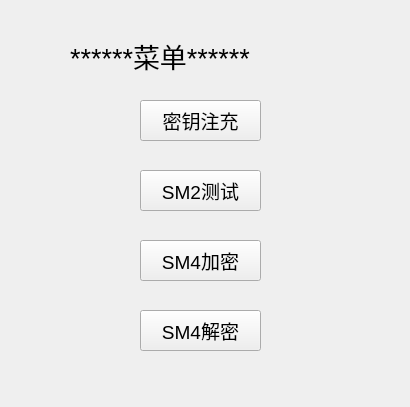
Qt form Menu.ui (xianmie/SM2-4-uppercomputer-UI) before a commit.
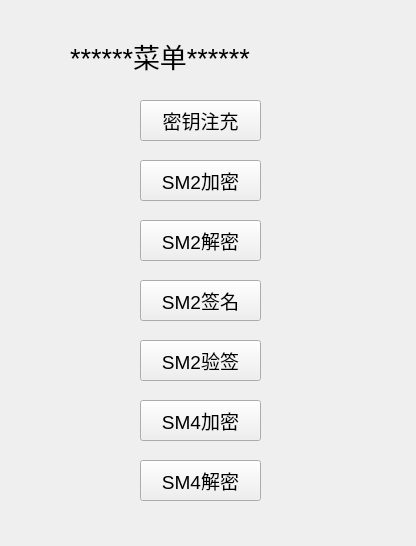
The same form after that commit.

Diff of the .ui file:
```diff
--- a/Menu.ui
+++ b/Menu.ui
@@ -6,8 +6,8 @@
    <rect>
     <x>0</x>
     <y>0</y>
-    <width>410</width>
-    <height>407</height>
+    <width>416</width>
+    <height>546</height>
    </rect>
   </property>
   <property name="windowTitle">
@@ -53,7 +53,7 @@
    <property name="geometry">
     <rect>
      <x>140</x>
-     <y>170</y>
+     <y>160</y>
      <width>121</width>
      <height>41</height>
     </rect>
@@ -64,14 +64,14 @@
     </font>
    </property>
    <property name="text">
-    <string>SM2测试</string>
+    <string>SM2加密</string>
    </property>
   </widget>
   <widget class="QPushButton" name="pushButton_SM4D">
    <property name="geometry">
     <rect>
      <x>140</x>
-     <y>310</y>
+     <y>460</y>
      <width>121</width>
      <height>41</height>
     </rect>
@@ -89,7 +89,7 @@
    <property name="geometry">
     <rect>
      <x>140</x>
-     <y>240</y>
+     <y>400</y>
      <width>121</width>
      <height>41</height>
     </rect>
@@ -103,6 +103,60 @@
     <string>SM4加密</string>
    </property>
   </widget>
+  <widget class="QPushButton" name="pushButton_SM2D">
+   <property name="geometry">
+    <rect>
+     <x>140</x>
+     <y>220</y>
+     <width>121</width>
+     <height>41</height>
+    </rect>
+   </property>
+   <property name="font">
+    <font>
+     <pointsize>14</pointsize>
+    </font>
+   </property>
+   <property name="text">
+    <string>SM2解密</string>
+   </property>
+  </widget>
+  <widget class="QPushButton" name="pushButton_SM2S">
+   <property name="geometry">
+    <rect>
+     <x>140</x>
+     <y>280</y>
+     <width>121</width>
+     <height>41</height>
+    </rect>
+   </property>
+   <property name="font">
+    <font>
+     <pointsize>14</pointsize>
+    </font>
+   </property>
+   <property name="text">
+    <string>SM2签名</string>
+   </property>
+  </widget>
+  <widget class="QPushButton" name="pushButton_SM2V">
+   <property name="geometry">
+    <rect>
+     <x>140</x>
+     <y>340</y>
+     <width>121</width>
+     <height>41</height>
+    </rect>
+   </property>
+   <property name="font">
+    <font>
+     <pointsize>14</pointsize>
+    </font>
+   </property>
+   <property name="text">
+    <string>SM2验签</string>
+   </property>
+  </widget>
  </widget>
  <resources/>
  <connections/>
```
Left out of the diff: 2 changed lines with no effect on the pictures.
